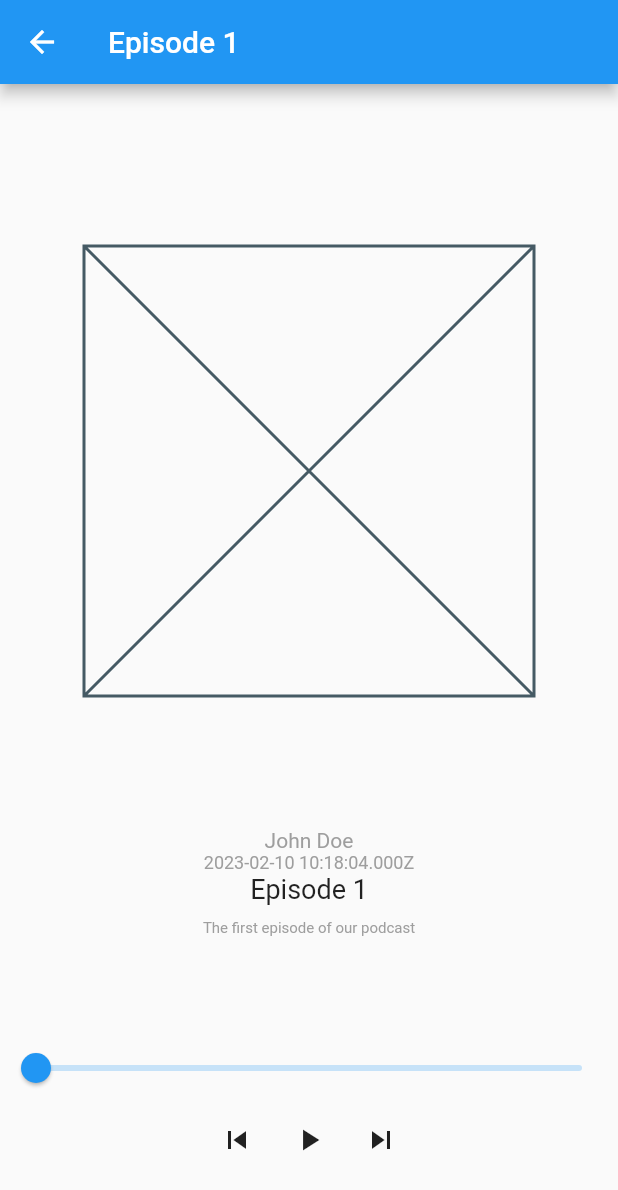
After one commit to mmskl/aplikacja-mobilna-progress, a Flutter app: the PlayerPage screen opened directly, after a tap on the "play arrow" icon, on a phone screen of 412 x 824 dp. The commit adds this screen. Shown: the top 1190 px of the screen. Run offline on Flutter 3.47's test engine with Material 2 defaults, Android fonts, the phone set to English and light mode, and no system bars; our stand-ins replace get, just_audio.

Commit message:
Add main player view

```diff
--- /dev/null
+++ b/lib/controllers/player_controller.dart
@@ -0,0 +1,138 @@
+import 'package:get/get.dart' as getx;
+import 'package:just_audio/just_audio.dart' as ja;
+
+import 'dart:async';
+
+import '../models/item_model.dart';
+
+
+
+class PlayerController extends getx.GetxController {
+  final rxAudioPlayer = ja.AudioPlayer().obs;
+
+  late var currentlyPlaying = getx.Rx<ItemModel>(ItemModel());
+
+  final currentIndex = 0.obs;
+  var position = 0.0.obs;
+  final episodes = [
+    ItemModel(
+      title: 'Episode 1',
+      author: 'John Doe',
+      description: 'The first episode of our podcast',
+      url: 'https://raportostanieswiata.pl/wp-content/uploads/2023/03/lit_mishimaslonce_13-03-23.mp3',
+      pubDate: DateTime.parse('2023-02-10 10:18:04Z'),
+    ),
+    ItemModel(
+      title: 'Episode 2',
+      author: 'Jane Smith',
+      description: 'The second episode of our podcast',
+      url: 'https://raportostanieswiata.pl/wp-content/uploads/2022/12/lit_oz_naziemiizraela_14-11-22.mp3',
+      pubDate: DateTime.parse('2023-01-20 20:18:04Z')
+    ),
+  ].obs;
+
+
+  ja.AudioPlayer get audioPlayer {
+    return this.rxAudioPlayer.value;
+
+  }
+
+
+  // Duration get position {
+  //   return this.audioPlayer.position;
+  // }
+
+  Duration get duration {
+    return this.audioPlayer.duration ?? Duration();
+  }
+
+
+  @override
+  void onInit() {
+    super.onInit();
+
+    //tests
+    this.setCurrentItem(item: episodes[this.currentIndex.value]);
+    // /tests
+
+
+    const d = Duration(seconds: 1);
+    Timer.periodic(d, (Timer timer) {
+      if(this.audioPlayer.playing){
+        this.updateProgressBar();
+      }
+    });
+  }
+
+  void play() {
+    if(audioPlayer.currentIndex == null) {
+      this.audioPlayer.setUrl(this.currentlyPlaying.value.url);
+    }
+    this.audioPlayer.play();
+    this.updateProgressBar();
+    this.rxAudioPlayer.refresh();
+  }
+
+
+  void setCurrentItem({required ItemModel item}) {
+    print('before this.currentlyPlaying.value');
+    print(this.currentlyPlaying.value);
+
+    this.currentlyPlaying.value = item;
+
+
+    this.currentlyPlaying.value.isPlaying = true;
+    this.audioPlayer.setUrl(item.url);
+    if (this.currentlyPlaying.value.length == null) {
+      this.currentlyPlaying.value.length = this.audioPlayer.duration;
+    }
+
+    this.updateProgressBar();
+    this.currentlyPlaying.refresh();
+  }
+
+
+  void pause() {
+    this.audioPlayer.pause();
+    this.rxAudioPlayer.refresh();
+  }
+
+  void playPause() {
+    if (this.audioPlayer.playing) {
+      this.pause();
+    } else {
+      this.play();
+    }
+  }
+
+  void stop() {
+    audioPlayer.stop();
+  }
+
+  void updateProgressBar() {
+    this.position.value = this.rxAudioPlayer.value.position.inSeconds.toDouble();
+    this.position.refresh();
+  }
+
+  void seek(Duration position) {
+    this.audioPlayer.seek(position);
+    this.rxAudioPlayer.refresh();
+    this.updateProgressBar();
+  }
+
+  void skipToNext() {
+    if (currentIndex.value < episodes.length - 1) {
+      currentIndex.value++;
+      this.setCurrentItem(item: episodes[currentIndex.value]);
+      this.play();
+    }
+  }
+
+  void skipToPrevious() {
+    if (this.currentIndex.value > 0) {
+      this.currentIndex.value--;
+      this.setCurrentItem(item: episodes[currentIndex.value]);
+      this.play();
+    }
+  }
+}
--- a/lib/models/item_model.dart
+++ b/lib/models/item_model.dart
@@ -1,15 +1,33 @@
 import 'package:uuid/uuid.dart';
 
 class ItemModel {
+  Uuid? id;
+  String title;
+  String author;
+  String url;
+  String description;
+  bool isPlaying = false;
+  Duration? length = Duration();
+  DateTime? pubDate = DateTime(0);
+  String? avatar = null;
+
+  // constructor
   ItemModel({
     this.id = null,
     this.title = '',
     this.author = '',
     this.url = '',
+    this.description = '',
+    this.pubDate = null,
+    this.length = null,
   });
 
-    Uuid? id;
-    String title;
-    String author;
-    String url;
+  ItemModel from(ItemModel item) {
+    this.id = item.id;
+    this.title = item.title;
+    this.author = item.author;
+    this.url = item.url;
+    this.description = item.description;
+    return this;
+  }
 }
--- a/lib/views/main_drawer.dart
+++ b/lib/views/main_drawer.dart
@@ -42,6 +42,22 @@ class MainDrawer extends StatelessWidget {
               Get.offNamed('/author');
             },
           ),
+          ListTile(
+            title: Text('player'), // @TODO: remove player from menu
+            tileColor: Get.currentRoute == '/player' ? Colors.grey[300] : null,
+            onTap: () {
+              Get.back();
+              Get.toNamed('/player');
+            },
+          ),
+          ListTile(
+            title: Text('player'), // @TODO
+            tileColor: Get.currentRoute == '/player' ? Colors.grey[300] : null,
+            onTap: () {
+              Get.back();
+              Get.toNamed('/player');
+            },
+          ),
         ],
       ),
     );
--- /dev/null
+++ b/lib/views/player_page.dart
@@ -0,0 +1,107 @@
+import 'package:get/get.dart';
+import 'package:flutter/material.dart';
+
+import '../controllers/player_controller.dart';
+
+class PlayerPage extends GetView<PlayerController> {
+  @override
+  Widget build(BuildContext context) {
+    return Scaffold(
+      appBar: AppBar(
+        title: Obx(() => Text("${controller.currentlyPlaying.value.title}")),
+      ),
+      body: Column(
+        children: [
+          paddingTop(20),
+          cover(),
+          Expanded(
+            flex: 2,
+            child: info(),
+          ),
+          Expanded(
+            flex: 2,
+            child: Column(
+              children: [
+                slider(),
+                audioPlayerButtons(),
+              ],
+            ),
+          ),
+        ],
+      ),
+    );
+  }
+
+  Widget paddingTop(double px) {
+    return Padding(padding: EdgeInsets.only(top: px));
+  }
+
+  Widget cover() {
+    return Expanded(
+      flex: 7,
+      child: Center(
+          child: Container(child: Placeholder(), width: 300, height: 300)),
+    );
+  }
+
+  Widget info() {
+    return Column(
+      children: [
+        Obx(() => Text("${controller.currentlyPlaying.value.author}",
+            style: TextStyle(
+              fontSize: 14,
+              color: Colors.grey,
+            ))),
+        Obx(() => Text("${controller.currentlyPlaying.value.pubDate}",
+            style: TextStyle(
+              fontSize: 12,
+              color: Colors.grey,
+            ))),
+        Obx(() => Text(
+              "${controller.currentlyPlaying.value.title}",
+              style: TextStyle(
+                fontSize: 18,
+              ),
+            )),
+        paddingTop(10),
+        Obx(() => Text("${controller.currentlyPlaying.value.description}",
+            style: TextStyle(
+              fontSize: 10,
+              color: Colors.grey,
+            ))),
+      ],
+    );
+  }
+
+  Widget slider() {
+    return Obx(() => Slider(
+          value: controller.position.value,
+          max: controller.rxAudioPlayer.value.duration?.inSeconds.toDouble() ??
+              0.0,
+          onChanged: (value) =>
+              controller.seek(Duration(seconds: value.toInt())),
+        ));
+  }
+
+  Widget audioPlayerButtons() {
+    return Row(
+      mainAxisAlignment: MainAxisAlignment.center,
+      children: [
+        IconButton(
+          icon: Icon(Icons.skip_previous),
+          onPressed: () => controller.skipToPrevious(),
+        ),
+        Obx(() => IconButton(
+              icon: Icon(controller.rxAudioPlayer.value.playing
+                  ? Icons.pause
+                  : Icons.play_arrow),
+              onPressed: () => controller.playPause(),
+            )),
+        IconButton(
+          icon: Icon(Icons.skip_next),
+          onPressed: () => controller.skipToNext(),
+        ),
+      ],
+    );
+  }
+}
--- a/lib/views/queue_page.dart
+++ b/lib/views/queue_page.dart
@@ -63,7 +63,7 @@ class QueuePage extends GetView<QueueController> {
               ],
             )
           ),
-        ],
-      )
+          ]),
       );
   }
+}
```
Lines whose indentation alone changed are shown as unchanged.
